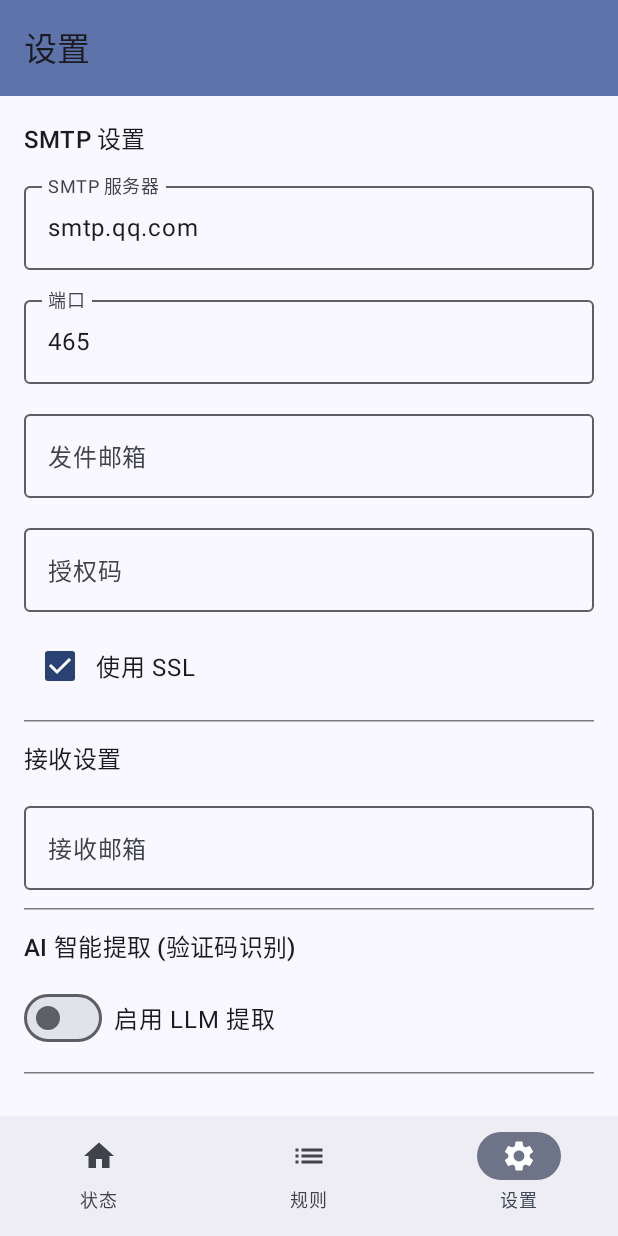
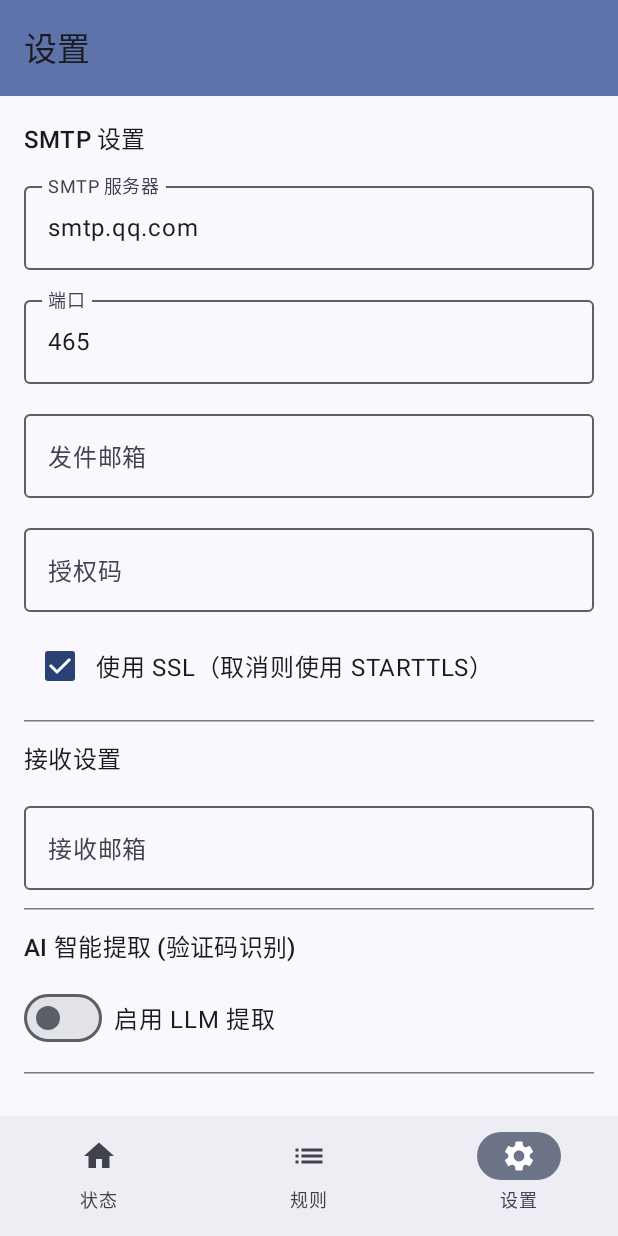
Before and after one commit to ID-VerNe/sms-sender, an Android app built with Jetpack Compose: the screen it shows after launch (MainActivity), item 3 of the bottom bar chosen, on a phone screen of 412 x 824 dp. Run offline under Robolectric (Android 15) with nearby library versions, the phone set to English and light mode, and no system bars.

Commit message:
fix: honor SMTP SSL setting with port-based defaults
FIX:
- use the persisted useSsl mode when building SMTP properties
- preserve legacy defaults for unset preferences: 465 SSL, others STARTTLS
- keep SSL and STARTTLS mutually exclusive and sync the settings checkbox

TEST:
- cover 465/587 with both encryption modes and default resolution

Closes #3

```diff
--- a/app/src/main/java/com/yuuverne/smssender/ConfigManager.kt
+++ b/app/src/main/java/com/yuuverne/smssender/ConfigManager.kt
@@ -31,7 +31,7 @@ class ConfigManager(context: Context) {
         set(value) = prefs.edit().putBoolean("service_enabled", value).apply()
 
     var useSsl: Boolean
-        get() = prefs.getBoolean("use_ssl", true)
+        get() = prefs.getBoolean("use_ssl", defaultUseSslForPort(smtpPort))
         set(value) = prefs.edit().putBoolean("use_ssl", value).apply()
 
     // LLM 相关配置
--- a/app/src/main/java/com/yuuverne/smssender/MainActivity.kt
+++ b/app/src/main/java/com/yuuverne/smssender/MainActivity.kt
@@ -282,13 +282,22 @@ fun SettingsPanel(config: ConfigManager) {
     ) {
         Text("SMTP 设置", style = MaterialTheme.typography.titleMedium)
         OutlinedTextField(value = smtpHost, onValueChange = { smtpHost = it; config.smtpHost = it }, label = { Text("SMTP 服务器") }, modifier = Modifier.fillMaxWidth())
-        OutlinedTextField(value = smtpPort, onValueChange = { smtpPort = it; config.smtpPort = it }, label = { Text("端口") }, modifier = Modifier.fillMaxWidth())
+        OutlinedTextField(
+            value = smtpPort,
+            onValueChange = {
+                smtpPort = it
+                config.smtpPort = it
+                useSsl = config.useSsl
+            },
+            label = { Text("端口") },
+            modifier = Modifier.fillMaxWidth()
+        )
         OutlinedTextField(value = smtpEmail, onValueChange = { smtpEmail = it; config.smtpEmail = it }, label = { Text("发件邮箱") }, modifier = Modifier.fillMaxWidth())
         OutlinedTextField(value = smtpPassword, onValueChange = { smtpPassword = it; config.smtpPassword = it }, label = { Text("授权码") }, visualTransformation = PasswordVisualTransformation(), modifier = Modifier.fillMaxWidth())
 
         Row(verticalAlignment = Alignment.CenterVertically) {
             Checkbox(checked = useSsl, onCheckedChange = { useSsl = it; config.useSsl = it })
-            Text("使用 SSL")
+            Text("使用 SSL（取消则使用 STARTTLS）")
         }
 
         HorizontalDivider()
```
Also changed, not shown: app/src/main/java/com/yuuverne/smssender/MailSender.kt (+5 -13 lines), app/src/main/java/com/yuuverne/smssender/SmtpProperties.kt (added, +26 -0 lines), 1 other file.
